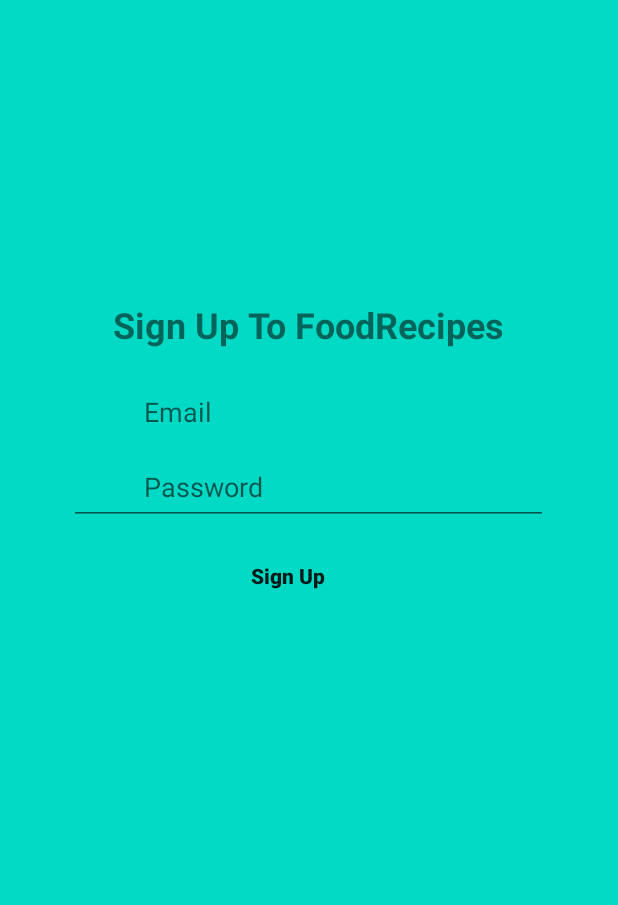
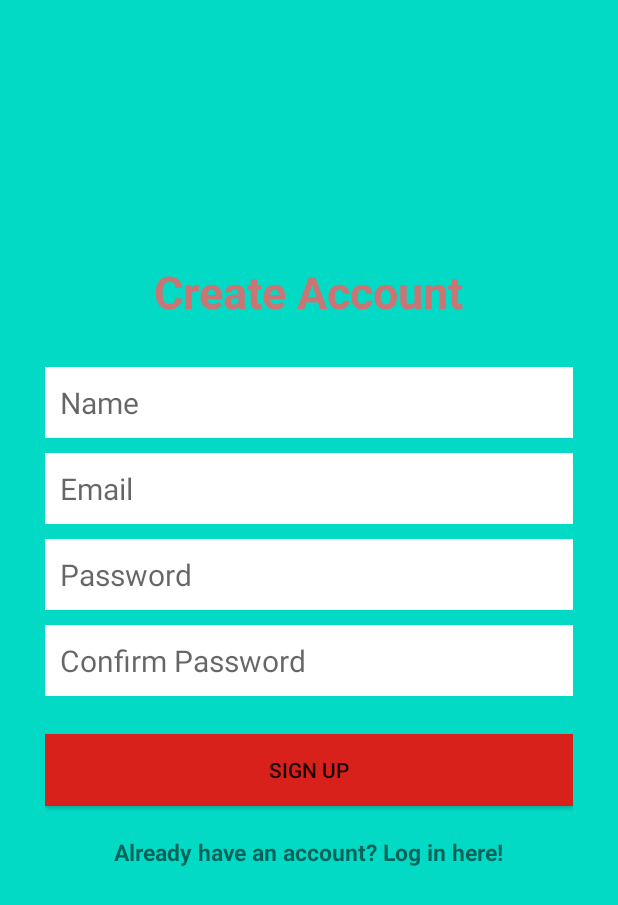
Before and after one commit to Irimurielle/Android-project-3, an Android app: the SignUpActivity screen opened directly, with no data from a screen before it, on a phone screen of 412 x 824 dp. Shown: the top 905 px of the screen. Run offline under Robolectric (Android 15) with nearby library versions, the phone set to English and light mode, and no system bars; our stand-ins replace ButterKnife, Firebase (no records; nobody signed in at launch, a user with empty details on screens opened directly); 1 statement that could not run was skipped.

Commit message:
updated signup layout

```diff
--- a/app/src/main/res/layout/activity_signup.xml
+++ b/app/src/main/res/layout/activity_signup.xml
@@ -6,61 +6,97 @@
     xmlns:app="http://schemas.android.com/apk/res-auto"
     android:background="@color/teal_200">
 
+    <LinearLayout
+        android:orientation="vertical"
+        android:layout_width="match_parent"
+        android:layout_height="wrap_content"
+        android:padding="30dp"
+        android:layout_centerVertical="true"
+        android:layout_centerHorizontal="true"
+        android:id="@+id/linearLayout">
+
+        <EditText
+            android:id="@+id/nameEditText"
+            android:layout_width="match_parent"
+            android:layout_height="wrap_content"
+            android:background="@android:color/white"
+            android:hint="Name"
+            android:nextFocusDown="@+id/passwordEditText"
+            android:padding="10dp"
+            android:layout_marginBottom="10dp"
+            android:textColor="@android:color/black"
+            android:textSize="20sp" />
+
+        <EditText
+            android:id="@+id/emailEditText"
+            android:layout_width="match_parent"
+            android:layout_height="wrap_content"
+            android:background="@android:color/white"
+            android:hint="Email"
+            android:inputType="textEmailAddress"
+            android:nextFocusDown="@+id/passwordEditText"
+            android:padding="10dp"
+            android:layout_marginBottom="10dp"
+            android:textColor="@android:color/black"
+            android:textSize="20sp" />
+
+        <EditText
+            android:id="@+id/passwordEditText"
+            android:layout_width="match_parent"
+            android:layout_height="wrap_content"
+            android:background="@android:color/white"
+            android:hint="Password"
+            android:inputType="textPassword"
+            android:nextFocusDown="@+id/passwordEditText"
+            android:padding="10dp"
+            android:layout_marginBottom="10dp"
+            android:textColor="@android:color/black"
+            android:textSize="20sp" />
+
+        <EditText
+            android:id="@+id/confirmPasswordEditText"
+            android:layout_width="match_parent"
+            android:layout_height="wrap_content"
+            android:background="@android:color/white"
+            android:hint="Confirm Password"
+            android:inputType="textPassword"
+            android:nextFocusDown="@+id/passwordEditText"
+            android:padding="10dp"
+            android:layout_marginBottom="10dp"
+            android:textColor="@android:color/black"
+            android:textSize="20sp" />
+
+        <Button
+            android:id="@+id/createUserButton"
+            android:layout_width="match_parent"
+            android:layout_height="wrap_content"
+            android:padding="10dp"
+            android:text="Sign up"
+            android:background="@color/colorAccent"
+            android:layout_marginTop="15dp"
+            app:layout_constraintEnd_toEndOf="parent"
+            app:layout_constraintStart_toStartOf="parent"
+            app:layout_constraintTop_toTopOf="@id/passwordEditText"/>
+
+        <TextView
+            android:layout_width="wrap_content"
+            android:layout_height="wrap_content"
+            android:layout_marginTop="20dp"
+            android:textStyle="bold"
+            android:textSize="15sp"
+            android:text="Already have an account? Log in here!"
+            android:id="@+id/loginTextView"
+            android:layout_gravity="center_horizontal" />
+
+    </LinearLayout>
+
     <TextView
-        android:id="@+id/signuptext"
         android:layout_width="wrap_content"
         android:layout_height="wrap_content"
-        android:layout_centerHorizontal="true"
-        android:layout_marginStart="30dp"
-        android:layout_marginTop="200dp"
-        android:layout_marginEnd="30dp"
-        android:layout_marginBottom="30dp"
-        android:text="Sign Up To FoodRecipes"
-        android:textSize="24dp"
-        android:textStyle="bold" />
-
-    <EditText
-        android:id="@+id/editTextEmail"
-        android:layout_width="319dp"
-        android:layout_height="50dp"
-        android:layout_alignParentTop="true"
-        android:layout_centerHorizontal="true"
-        android:layout_marginTop="250dp"
-        android:ems="10"
-        android:hint="Email"
-        android:paddingStart="50dp"
-        android:inputType="textEmailAddress"
-        tools:ignore="RtlCompat" />
-
-    <EditText
-        android:id="@+id/editTextPassword"
-        android:layout_width="319dp"
-        android:layout_height="50dp"
-        android:layout_alignParentTop="true"
-        android:layout_centerHorizontal="true"
-        android:layout_marginTop="300dp"
-        android:hint="Password"
-        android:layout_below="@id/editTextEmail"
-        android:paddingStart="50dp"
-        android:ems="10"
-        android:inputType="textPassword"
-        tools:ignore="RtlCompat" />
-
-    <Button
-        android:id="@+id/button"
-        android:layout_width="wrap_content"
-        android:layout_height="wrap_content"
-        android:layout_alignParentStart="true"
-        android:layout_alignParentTop="true"
-        android:layout_marginStart="148dp"
-        android:layout_marginTop="360dp"
-        android:padding="5dp"
-        android:text="Sign Up"
-        android:textAllCaps="false"
-        android:background="@color/colorNull"
+        android:text="Create Account"
+        android:textColor="@color/colorPrimaryLight"
+        android:textSize="30dp"
         android:textStyle="bold"
-        app:layout_constraintEnd_toEndOf="parent"
-        app:layout_constraintStart_toStartOf="parent"
-        app:layout_constraintTop_toTopOf="@id/editTextPassword"
-        tools:ignore="RtlCompat" />
+        android:layout_above="@+id/linearLayout"
+        android:layout_centerHorizontal="true" />
 </RelativeLayout>
```
